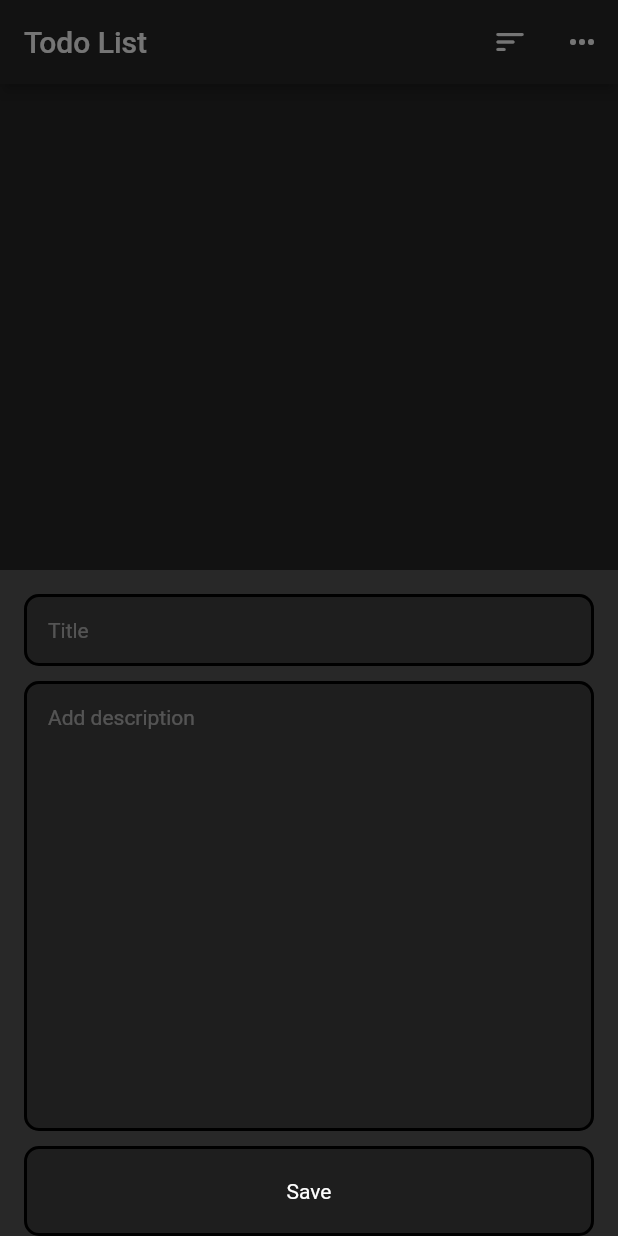
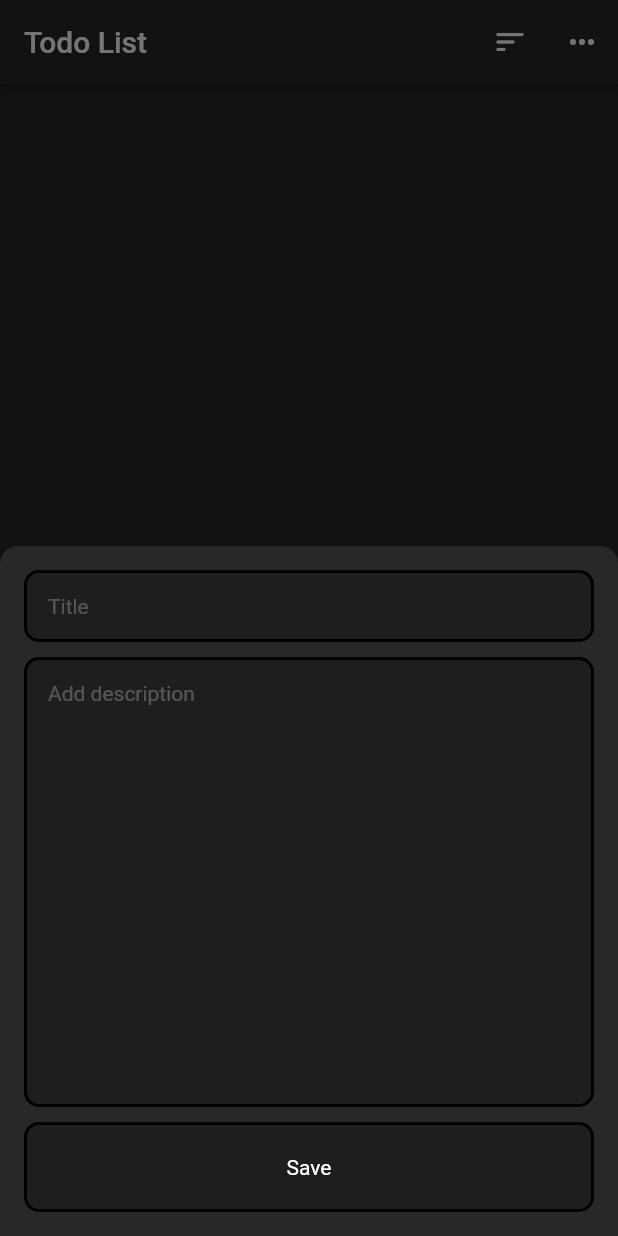
Before and after one commit to VadimKoylov/todo-list, a Flutter app: the screen it shows after launch, after a tap on the "add" icon, on a phone screen of 412 x 824 dp. Run offline on Flutter 3.47's test engine with Material 2 defaults, Android fonts, the phone set to English and light mode, and no system bars; our stand-ins replace equatable, flutter_bloc, hive, hive_flutter; accounts and stored records are empty.

Commit message:
update: update ui

```diff
--- a/lib/features/app/components/widgets/app_text_field.dart
+++ b/lib/features/app/components/widgets/app_text_field.dart
@@ -25,7 +25,7 @@ class AppTextField extends StatefulWidget {
         textStyle: TextStyle(
           fontSize: 14,
           fontWeight: FontWeight.w400,
-          color:colors.mainWhite,
+          color: colors.mainWhite,
         )),
   }) : super(key: key);
 
@@ -52,15 +52,14 @@ class _AppTextFieldState extends State<AppTextField> {
         keyboardType: textFieldStyle.keyboardType,
         style: textFieldStyle.textStyle,
         expands: textFieldStyle.isExpand,
-        inputFormatters: <TextInputFormatter>[
-          UpperCaseTextFormatter()
-        ],
+        cursorColor: context.appColors.mainWhite,
+        inputFormatters: <TextInputFormatter>[UpperCaseTextFormatter()],
         textAlignVertical: TextAlignVertical.top,
         decoration: InputDecoration(
           focusedBorder: OutlineInputBorder(
             borderRadius: BorderRadius.circular(10.0),
             borderSide: BorderSide(
-              color: context.appColors.mainBlue,
+              color: context.appColors.mainWhite,
             ),
           ),
           enabledBorder: OutlineInputBorder(
@@ -116,14 +115,16 @@ class AppTextFieldStyle {
 
 class UpperCaseTextFormatter extends TextInputFormatter {
   @override
-  TextEditingValue formatEditUpdate(TextEditingValue oldValue, TextEditingValue newValue) {
+  TextEditingValue formatEditUpdate(
+      TextEditingValue oldValue, TextEditingValue newValue) {
     return TextEditingValue(
       text: capitalize(newValue.text),
       selection: newValue.selection,
     );
   }
 }
+
 String capitalize(String value) {
-  if(value.trim().isEmpty) return "";
+  if (value.trim().isEmpty) return "";
   return "${value[0].toUpperCase()}${value.substring(1).toLowerCase()}";
 }
--- a/lib/features/app/components/widgets/modal_bootom_sheet.dart
+++ b/lib/features/app/components/widgets/modal_bootom_sheet.dart
@@ -4,24 +4,27 @@ import 'package:todo/core/extencion/build_context_extencion.dart';
 import 'package:todo/features/app/components/components.dart';
 
 class AppModalBottomSheet {
-  static void modalBottomSheet(BuildContext context, {
+  static void modalBottomSheet(
+    BuildContext context, {
     required TextEditingController titleController,
     required TextEditingController bodyController,
     required void Function()? onPressed,
-}) {
+  }) {
     showModalBottomSheet(
       isScrollControlled: true,
-      backgroundColor:colors.mainGrey,
+      backgroundColor: colors.mainGrey,
       context: context,
+      shape: const RoundedRectangleBorder(
+        borderRadius: BorderRadius.only(
+          topLeft: Radius.circular(12),
+          topRight: Radius.circular(12),
+        ),
+      ),
       builder: (context) {
         return SafeArea(
           child: SingleChildScrollView(
             child: Padding(
-              padding: const EdgeInsets.only(
-                left: 16.0,
-                top: 16.0,
-                right: 16.0,
-              ),
+              padding: const EdgeInsets.all(16.0),
               child: Column(
                 children: [
                   AppTextField(
--- a/lib/features/main_page/entities/task_model.dart
+++ b/lib/features/main_page/entities/task_model.dart
@@ -5,16 +5,13 @@ part 'task_model.g.dart';
 @HiveType(typeId: 0)
 class TaskModel {
   @HiveField(0)
-  String id;
+  String title;
   @HiveField(1)
-  String title;
+  String body;
   @HiveField(2)
-  String body;
-  @HiveField(3)
   String isCompleted;
 
   TaskModel({
-    required this.id,
     required this.title,
     required this.body,
     required this.isCompleted,
--- a/lib/features/main_page/widgets/body.dart
+++ b/lib/features/main_page/widgets/body.dart
@@ -42,7 +42,9 @@ class Body extends StatelessWidget {
                       },
                       checkboxListTileStyle: CheckboxListTileStyle(
                         textStyle: tasks[index].isCompleted == 'true'
-                            ? context.appTextStyles.inter14LineThrough
+                            ? context.appTextStyles.inter14LineThrough.copyWith(
+                                decorationThickness: 2,
+                              )
                             : context.appTextStyles.inter14Reg,
                       ),
                       initialValue: tasks[index].isCompleted == 'true',
--- a/lib/features/main_page/widgets/main_page.dart
+++ b/lib/features/main_page/widgets/main_page.dart
@@ -7,7 +7,6 @@ import 'package:todo/features/main_page/bloc/main_page_bloc.dart';
 import 'package:todo/features/main_page/entities/task_model.dart';
 import 'package:todo/features/main_page/widgets/app_popup_menu_button.dart';
 import 'package:todo/features/main_page/widgets/body.dart';
-import 'package:uuid/uuid.dart';
 
 class MainPage extends StatelessWidget {
   const MainPage({Key? key}) : super(key: key);
@@ -102,6 +101,14 @@ class MainPage extends StatelessWidget {
       ),
       body: Body(),
       floatingActionButton: FloatingActionButton(
+        shape: RoundedRectangleBorder(
+          borderRadius: BorderRadius.circular(100),
+          side: BorderSide(
+            color: context.appColors.mainBlack,
+            width: 2,
+          ),
+        ),
+        backgroundColor: context.appColors.white24,
         child: const Icon(Icons.add),
         onPressed: () {
           AppModalBottomSheet.modalBottomSheet(
@@ -114,7 +121,6 @@ class MainPage extends StatelessWidget {
                 bloc.add(
                   MainPageEventWriteTasks(
                     task: TaskModel(
-                      id: const Uuid().v4(),
                       title: titleController.text,
                       body: bodyController.text,
                       isCompleted: 'false',
--- a/pubspec.yaml
+++ b/pubspec.yaml
@@ -39,7 +39,6 @@ dependencies:
   bloc_concurrency: ^0.2.0
   equatable: ^2.0.5
   json_annotation: ^4.7.0
-  uuid: ^3.0.6
 
   # The following adds the Cupertino Icons font to your application.
   # Use with the CupertinoIcons class for iOS style icons.
```
Also changed, not shown: lib/features/app/components/widgets/app_checkbox_list_tile.dart (+8 -3 lines), lib/features/main_page/widgets/app_popup_menu_button.dart (+6 -1 lines), lib/features/main_page/entities/task_model.g.dart, pubspec.lock.
